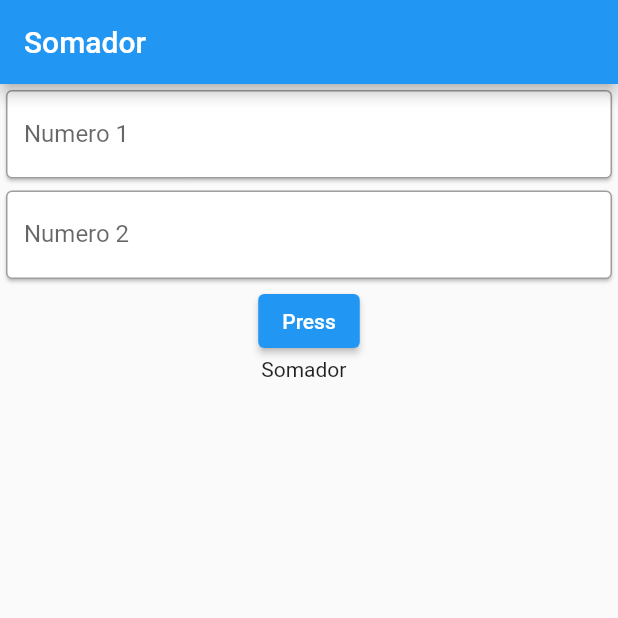
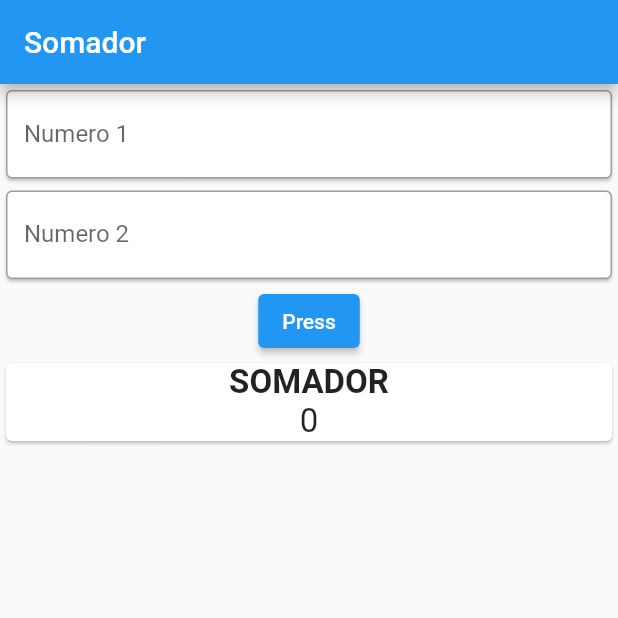
Before and after one commit to lucasdinesh/Exercicios_Dell, a Flutter app: the screen it shows after launch, after a tap on "Press", on a phone screen of 412 x 824 dp, the top half of it. Run offline on Flutter 3.47's test engine with Material 2 defaults, Android fonts, the phone set to English and light mode, and no system bars.

Commit message:
somador funcionando

```diff
--- a/projeto04/lib/main.dart
+++ b/projeto04/lib/main.dart
@@ -22,13 +22,14 @@ class MyFields extends StatefulWidget {
 }
 
 class _MyFieldsState extends State<MyFields> {
-  late TextEditingController _controller, _controller2;
+  int? somador_1 = 0;
+  int? somador_2 = 0;
+  var total = 0;
 
-  @override
-  void initState() {
-    super.initState();
-    _controller = TextEditingController();
-    _controller2 = TextEditingController();
+  void _totalState() {
+    setState(() {
+      total = somador_1! + somador_2!;
+    });
   }
 
   @override
@@ -38,11 +39,15 @@ class _MyFieldsState extends State<MyFields> {
         title: Text('Somador'),
       ),
       body: Center(
-        child: Column(
-          children: [
+        child: Column(children: [
           Card(
             child: TextField(
-                controller: _controller,
+              onChanged: (value) {
+                setState(()=> {
+                somador_1=int.tryParse(value)
+                }
+                );
+              },
               decoration: InputDecoration(
                 border: OutlineInputBorder(),
                 labelText: 'Numero 1',
@@ -51,7 +56,14 @@ class _MyFieldsState extends State<MyFields> {
           ),
           Card(
             child: TextField(
-                controller: _controller2,
+              onChanged: (value) {
+                setState(()=> {
+
+                    somador_2 = int.tryParse(value)
+
+                }
+                );
+              },
               decoration: InputDecoration(
                 border: OutlineInputBorder(),
                 labelText: 'Numero 2',
@@ -59,14 +71,26 @@ class _MyFieldsState extends State<MyFields> {
             ),
           ),
           ElevatedButton(
-              onPressed: () => {
-
-              },
+            onPressed:
+                ((somador_1 != null) && (somador_2 != null)) ? _totalState : null,
             child: Text("Press"),
           ),
-            Text('Somador  ')
+          Card(
+            child: Column(
+              children: [
+                Text(
+                  'SOMADOR',
+                  style: TextStyle(fontWeight: FontWeight.bold, fontSize: 22),
+                ),
+                Center(
+                    child: Text(
+                  '${total}',
+                  style: TextStyle(fontSize: 22),
+                )),
               ],
             ),
+          ),
+        ]),
       ),
     );
   }
```
Lines whose indentation alone changed are shown as unchanged.
